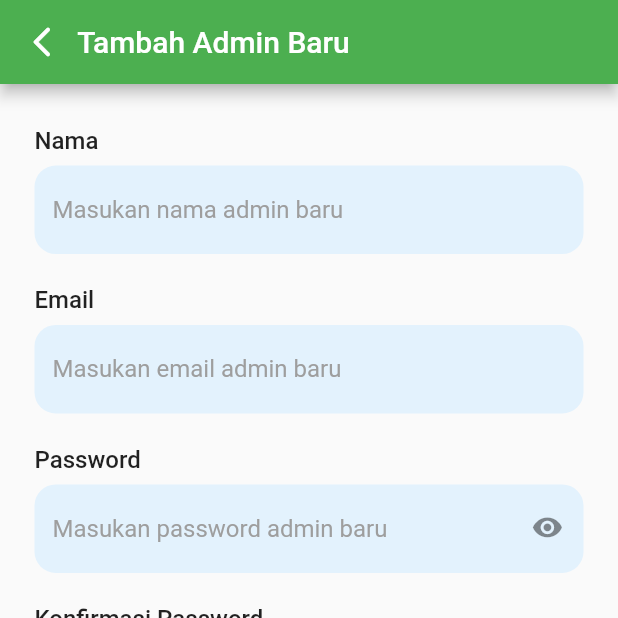
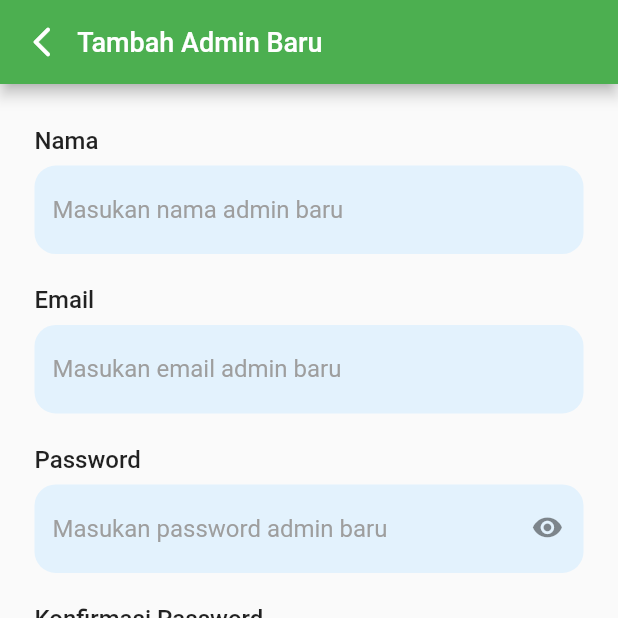
Before and after one commit to Aliryo/Aplikasi-Pendaftaran-Sekolah-Flutter, a Flutter app: the TambahAdminPage screen opened directly, on a phone screen of 412 x 824 dp, the top half of it. Run offline on Flutter 3.47's test engine with Material 2 defaults, Android fonts, the phone set to English and light mode, and no system bars; our stand-ins replace carousel_slider, cloud_firestore, dropdown_button2, email_validator, firebase_auth, firebase_core and 6 more; missing offline and left inert: easy_image_viewer; accounts and stored records are empty; network calls fail.

Commit message:
fixing const

```diff
--- a/lib/views/pages/daftar_calon_siswa/detail_calon_siswa_page.dart
+++ b/lib/views/pages/daftar_calon_siswa/detail_calon_siswa_page.dart
@@ -147,7 +147,7 @@ class DetailCalonSiswaPage extends StatelessWidget {
                 onTap: () {
                   Get.back();
                 },
-                child: Icon(Icons.arrow_back_ios_new_rounded)),
+                child: const Icon(Icons.arrow_back_ios_new_rounded)),
             12.0.width,
             const Text(
               'Detail Calon Siswa baru',
--- a/lib/views/pages/jadwal_pendaftaran/jadwal_pendaftaran_admin_page.dart
+++ b/lib/views/pages/jadwal_pendaftaran/jadwal_pendaftaran_admin_page.dart
@@ -111,7 +111,7 @@ class JadwalPendaftaranAdminPage extends StatelessWidget {
                 onTap: () {
                   Get.back();
                 },
-                child: Icon(Icons.arrow_back_ios_new_rounded)),
+                child: const Icon(Icons.arrow_back_ios_new_rounded)),
             12.0.width,
             const Text(
               'Jadwal Pendaftaran',
--- a/lib/views/pages/setting/tambah_admin_page.dart.dart
+++ b/lib/views/pages/setting/tambah_admin_page.dart.dart
@@ -23,9 +23,15 @@ class TambahAdminPage extends StatelessWidget {
                   Get.back();
                   controller.clearAddAdmin();
                 },
-                child: Icon(Icons.arrow_back_ios_new_rounded)),
+                child: const Icon(Icons.arrow_back_ios_new_rounded)),
             12.0.width,
-            Text('Tambah Admin Baru'),
+            const Text(
+              'Tambah Admin Baru',
+              style: TextStyle(
+                fontSize: 18,
+                fontWeight: FontWeight.w500,
+              ),
+            ),
           ],
         ),
       ),
```
